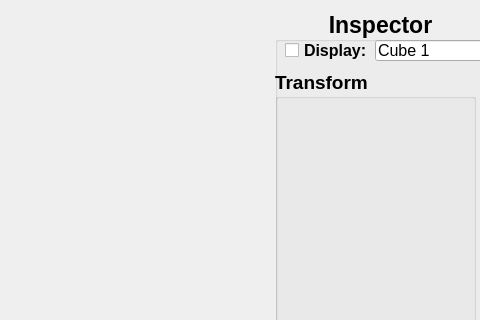
Old version of the form src/ui/mainwindow.ui in the repository Fang2896/M1kanN-OpenGL-Renderer-Engine; both pictures show x 495 to 975 and y 0 to 320 of the 975 by 558 pixel window.
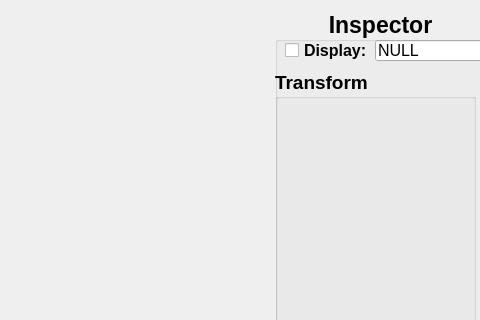
New version of the form.

What changed in the file:
```diff
--- a/src/ui/mainwindow.ui
+++ b/src/ui/mainwindow.ui
@@ -341,7 +341,7 @@
      </font>
     </property>
     <property name="text">
-     <string>Cube 1</string>
+     <string>NULL</string>
     </property>
    </widget>
    <widget class="QGroupBox" name="transformGroupBox">
```
